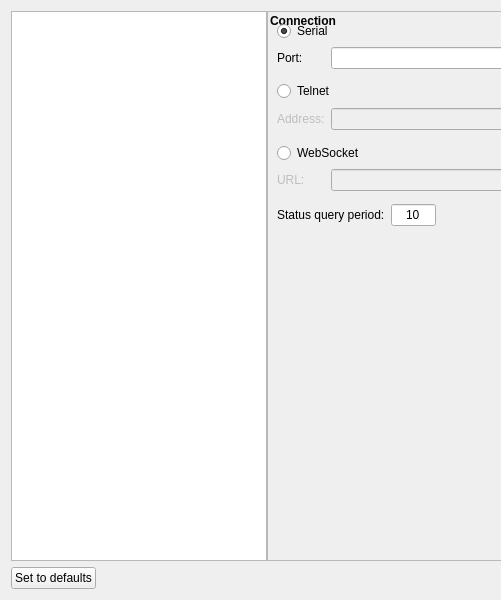
Above: src/candle/frmsettings.ui from Denvi/Candle before the change; both pictures show x 0 to 501 and y 0 to 600 of the 1000 by 600 pixel window. Below: the same form after it.
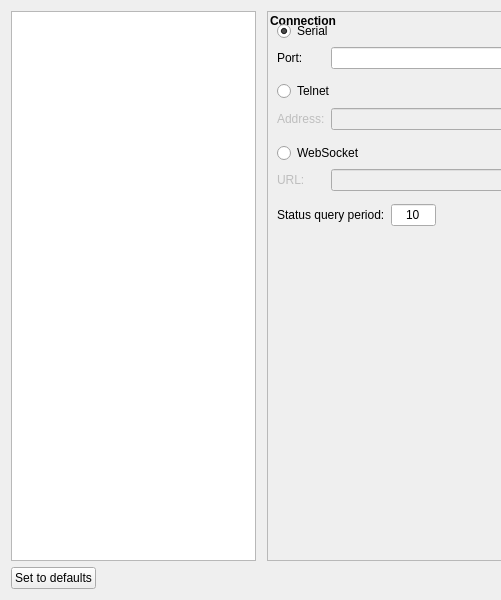
That is the form after the change. Icons and pictures are not drawn. Custom widgets are drawn as their Qt base class.

The edit to the form file:
```diff
--- a/src/candle/frmsettings.ui
+++ b/src/candle/frmsettings.ui
@@ -27,7 +27,7 @@
 }
 
 #listCategories {
-	margin-right: 1em;
+	margin-right: 11;
 }</string>
   </property>
   <property name="sizeGripEnabled">
```
